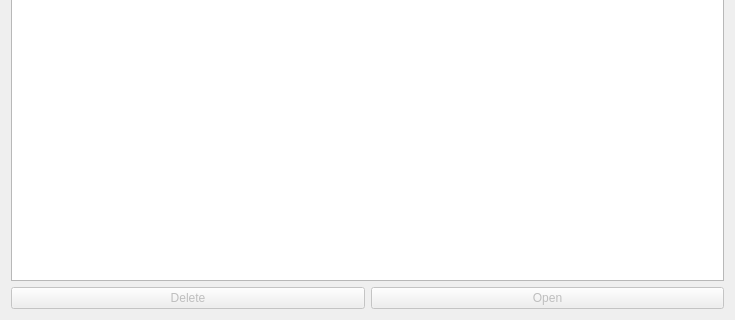
The window that src/app/ui/ProfileMenu.ui (caden-maxwell/nhtsa-scrape) describes before a commit, drawn with Qt 5; both pictures show x 0 to 735 and y 201 to 521 of the 735 by 521 pixel window.
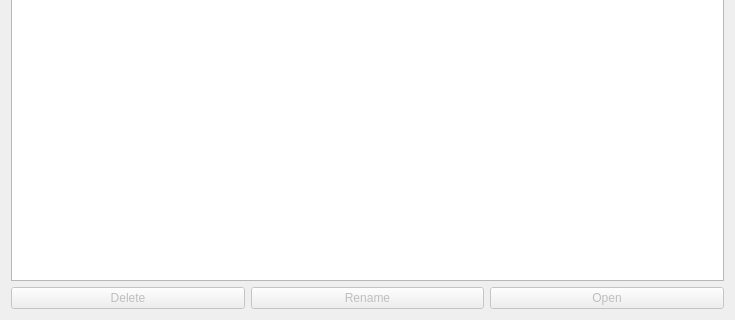
The same window after the commit.

Patch:
```diff
--- a/src/app/ui/ProfileMenu.ui
+++ b/src/app/ui/ProfileMenu.ui
@@ -51,6 +51,16 @@
        </property>
       </widget>
      </item>
+     <item>
+      <widget class="QPushButton" name="renameBtn">
+       <property name="enabled">
+        <bool>false</bool>
+       </property>
+       <property name="text">
+        <string>Rename</string>
+       </property>
+      </widget>
+     </item>
      <item>
       <widget class="QPushButton" name="openBtn">
        <property name="enabled">
@@ -59,9 +69,6 @@
        <property name="text">
         <string>Open</string>
        </property>
-       <property name="autoDefault">
-        <bool>false</bool>
-       </property>
        <property name="default">
         <bool>true</bool>
        </property>
```
